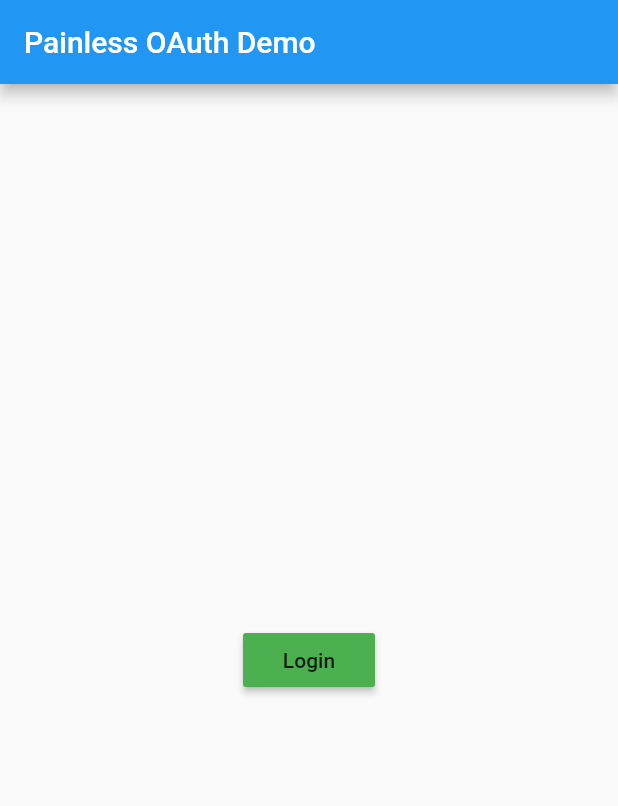
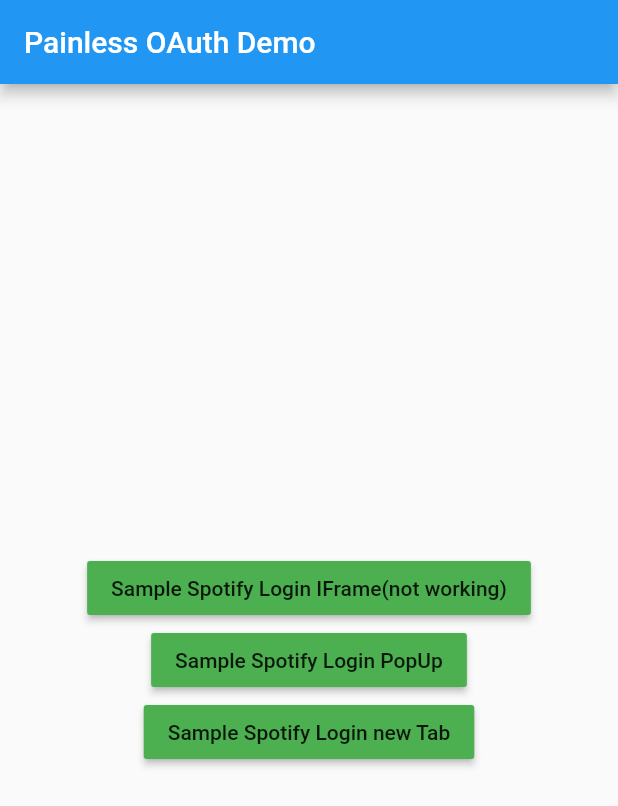
Before and after one commit to Mcluky/painless_oauth, a Flutter app: the screen it shows after launch, on a phone screen of 412 x 824 dp. Shown: the top 806 px of the screen. Run offline on Flutter 3.47's test engine with Material 2 defaults, Android fonts, the phone set to English and light mode, and no system bars; our stand-ins replace plugin_platform_interface; missing offline and left inert: dart:html, service_worker.

Commit message:
Add new buttons for all implementations

```diff
--- a/painless_oauth/example/lib/main.dart
+++ b/painless_oauth/example/lib/main.dart
@@ -1,6 +1,7 @@
 import 'package:flutter/material.dart';
 import 'package:painless_oauth/clients/spotify_oauth_client.dart';
 import 'package:painless_oauth/oauth/implicit_authenticator.dart';
+import 'package:painless_oauth/oauth/responses/implicit_flow_response.dart';
 
 import 'oauth_properties.dart';
 
@@ -45,11 +46,45 @@ class _MyHomePageState extends State<MyHomePage> {
         ),
         body: Material(
           child: Center(
-            child: RaisedButton(
-              child: Text('Login'),
+            child: Column(
+              mainAxisAlignment: MainAxisAlignment.center,
+              crossAxisAlignment: CrossAxisAlignment.center,
+              children: <Widget>[
+                RaisedButton(
+                  child: Text('Sample Spotify Login IFrame(not working)'),
                   color: Colors.green,
                   onPressed: () {
-                _implicitAuthenticator.login(context, _spotifyImplicitFlowOAuthClient).then((response) {
+                    var futureResponse = _implicitAuthenticator.login(
+                        context, _spotifyImplicitFlowOAuthClient, {'web.useComponent': 'iframe'});
+                    printResult(futureResponse);
+                  },
+                ),
+                RaisedButton(
+                  child: Text('Sample Spotify Login PopUp'),
+                  color: Colors.green,
+                  onPressed: () {
+                    var futureResponse = _implicitAuthenticator.login(
+                        context, _spotifyImplicitFlowOAuthClient, {'web.useComponent': 'popUp'});
+                    printResult(futureResponse);
+                  },
+                ),
+                RaisedButton(
+                  child: Text('Sample Spotify Login new Tab'),
+                  color: Colors.green,
+                  onPressed: () {
+                    var futureResponse = _implicitAuthenticator.login(
+                        context, _spotifyImplicitFlowOAuthClient, {'web.useComponent': 'tab'});
+                    printResult(futureResponse);
+                  },
+                ),
+              ],
+            ),
+          ),
+        ));
+  }
+
+  void printResult(Future<ImplicitFlowResponse> futureResponse) {
+    futureResponse.then((response) {
       print('------------- SUCCESS -------------');
       print('access token: ${response.accessToken}');
     }).catchError((error) {
@@ -57,9 +92,5 @@ class _MyHomePageState extends State<MyHomePage> {
       print('error: ${error.error}');
       print('error description: ${error.errorDescription}');
     });
-              },
-            ),
-          ),
-        ));
   }
 }
```
Lines whose indentation alone changed are shown as unchanged.
